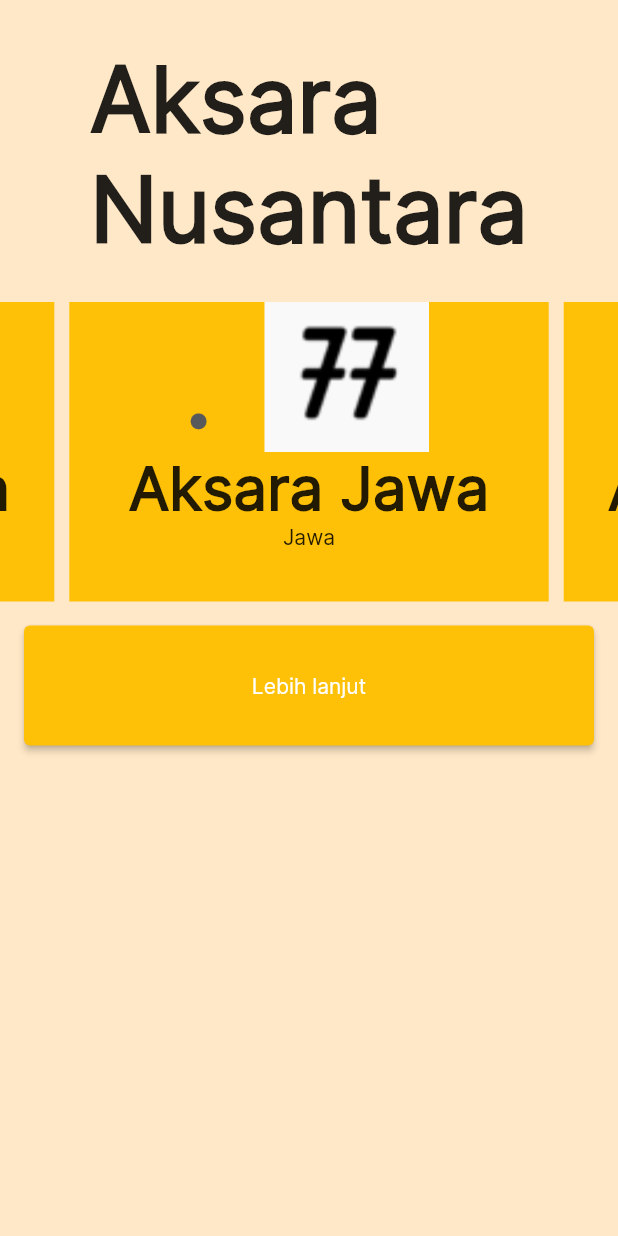
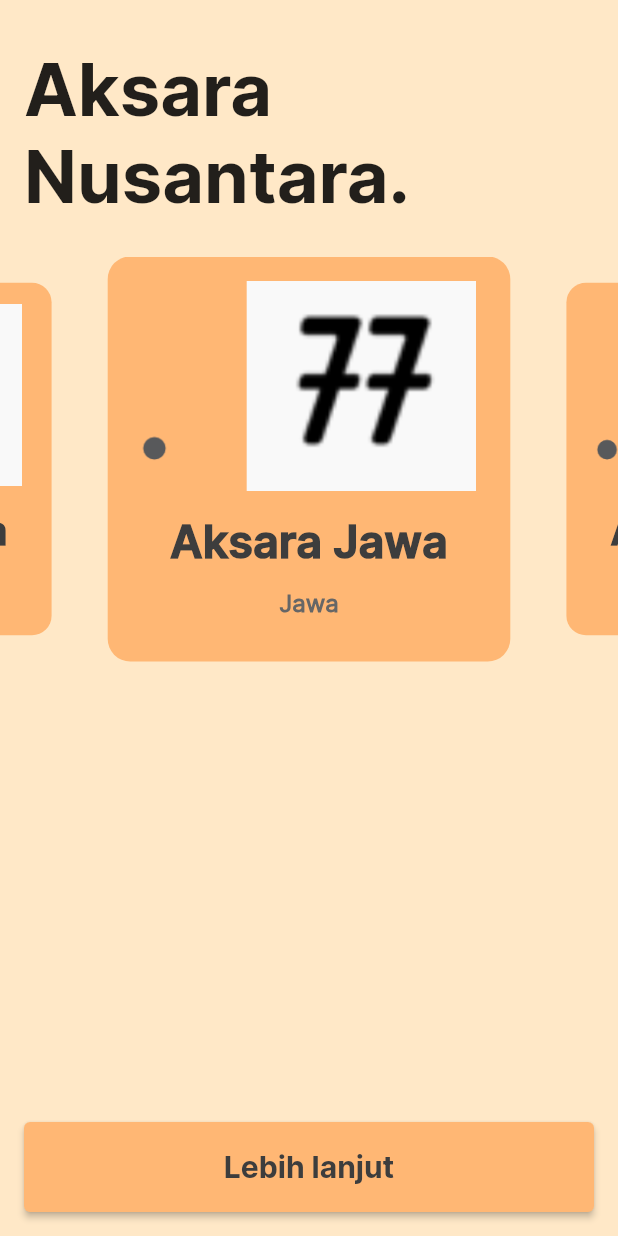
Before and after one commit to zhelint/aksantara, a Flutter app: the screen it shows after launch, on a phone screen of 412 x 824 dp. Run offline on Flutter 3.47's test engine with Material 2 defaults, Android fonts, the phone set to English and light mode, and no system bars; drawn by our look-alikes of carousel_slider.

Commit message:
polishing the look. haven't set onPageChanged func

```diff
--- a/lib/main.dart
+++ b/lib/main.dart
@@ -43,6 +43,9 @@ class _MyHomePageState extends State<MyHomePage> {
         image: 'assets/images/Screenshot 2022-04-19 061103.png'),
   ];
 
+  Color componentColor = Color.fromARGB(255, 255, 183, 116);
+  Color fontColor = Color.fromARGB(255, 61, 61, 61);
+
   @override
   Widget build(BuildContext context) {
     return Scaffold(
@@ -51,66 +54,115 @@ class _MyHomePageState extends State<MyHomePage> {
 
         //Put all of the elements inside the container, so that I can
         //use "decoration" property
-      body: Container(
+        body: SafeArea(
+          child: Container(
+            //padding: EdgeInsets.only(top: ),
             //Organize the contents in column
             child: Column(
               children: [
-            //Use the Padding() class to wrap the title
-            const Padding(
-              padding: EdgeInsets.fromLTRB(16, 30, 16, 25),
-              child: Text(
-                "Aksara\nNusantara",
-                style: TextStyle(fontWeight: FontWeight.w900, fontSize: 60),
+                Align(
+                  alignment: Alignment.bottomLeft,
+                  child: Container(
+                    margin: EdgeInsets.fromLTRB(16, 30, 16, 25),
+                    child: const Text(
+                      "Aksara\nNusantara.",
+                      style: TextStyle(
+                          fontWeight: FontWeight.w500,
+                          fontSize: 48,
+                          fontFamily: 'InterBold'),
                       maxLines: 2,
                     ),
                   ),
+                ),
+
+                //const Spacer(),
 
                 //   //Add CarouselSlider
                 CarouselSlider(
-              options: CarouselOptions(height: 200.0),
+                  options: CarouselOptions(
+                    height: 270.0,
+                    enlargeCenterPage: true,
+                    viewportFraction: 0.70,
+                  ),
                   items: aksara.map((i) {
-                return Builder(
-                  builder: (BuildContext context) {
+                    // return Builder(
+                    //   builder: (BuildContext context) {
                     return Container(
-                        width: MediaQuery.of(context).size.width,
-                        margin: EdgeInsets.symmetric(horizontal: 5.0),
-                        decoration: BoxDecoration(color: Colors.amber),
+                        width: /*  240, */ MediaQuery.of(context).size.width,
+                        margin: EdgeInsets.symmetric(horizontal: 10),
+                        decoration: BoxDecoration(
+                            color: componentColor,
+                            borderRadius: BorderRadius.circular(15.0)),
                         child: Column(
                           children: [
-                            Image.asset(
+                            Container(
+                              padding: EdgeInsets.all(16),
+                              child: Image.asset(
                                 '${i.image}',
-                              height: 100.0,
+                                height: 140.0,
                               ),
-                            Text(
+                            ),
+                            //Spacer(),
+                            Expanded(
+                              flex: 1,
+                              child: Text(
                                 '${i.name}',
                                 style: TextStyle(
-                                fontSize: 40,
+                                  fontFamily: 'InterSemiBold',
+                                  fontSize: 30,
                                   fontWeight: FontWeight.w800,
+                                  color: fontColor,
                                 ),
+                                textAlign: TextAlign.center,
                                 maxLines: 2,
                               ),
-                            Text('${i.desc}')
+                            ),
+                            Expanded(
+                              flex: 1,
+                              child: Text(
+                                '${i.desc}',
+                                style: TextStyle(
+                                    color: Color.fromARGB(255, 102, 102, 102),
+                                    fontFamily: 'Inter',
+                                    fontWeight: FontWeight.w600,
+                                    fontSize: 16),
+                              ),
+                            ),
                           ],
                         ));
-                  },
-                );
+                    //},
+                    //);
                   }).toList(),
                 ),
+
+                //Add spacer between the button and the slider
+                //const Spacer(),
+                const Spacer(
+                  flex: 2,
+                ),
+
                 Container(
                   width: double.infinity,
-              height: 80,
+                  height: 60,
                   margin: EdgeInsets.all(16.0),
                   child: ElevatedButton(
                     onPressed: () {},
-                child: Text("Lebih lanjut"),
+                    child: Text(
+                      "Lebih lanjut",
+                      style: TextStyle(
+                          fontFamily: 'InterBold',
+                          fontSize: 20,
+                          color: fontColor),
+                    ),
                     style: ButtonStyle(
-                    backgroundColor: MaterialStateProperty.all(Colors.amber)),
+                        backgroundColor:
+                            MaterialStateProperty.all(componentColor)),
                   ),
                 )
               ],
             ),
             decoration: const BoxDecoration(),
           ),
-    );
+        ));
   }
 }
```
Lines whose indentation alone changed are shown as unchanged.
